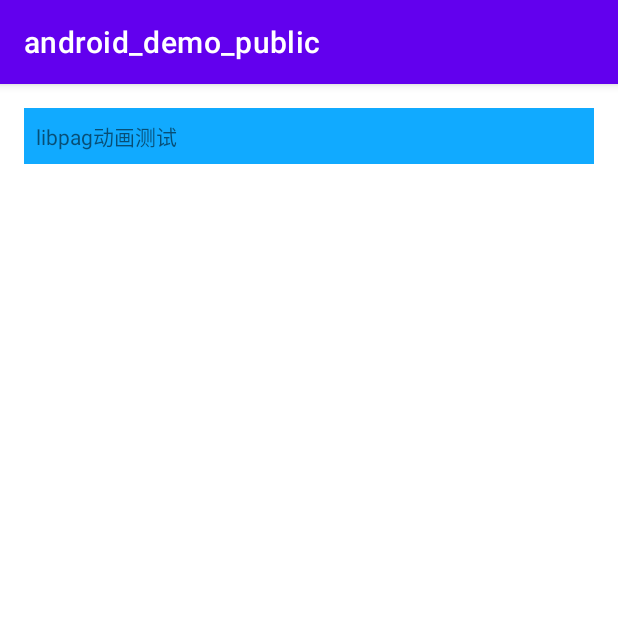
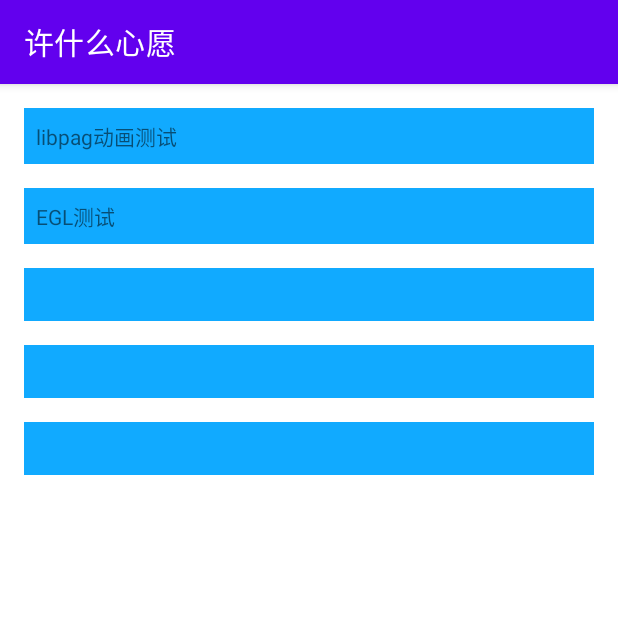
Before and after one commit to xudingqiang/android_demo_public, an Android app: the screen it shows after launch (MainActivity), on a phone screen of 412 x 824 dp, the top half of it. Run offline under Robolectric (Android 15) with nearby library versions, the phone set to English and light mode, and no system bars.

Commit message:
egl test

```diff
--- a/app/src/main/AndroidManifest.xml
+++ b/app/src/main/AndroidManifest.xml
@@ -11,6 +11,9 @@
         android:supportsRtl="true"
         android:theme="@style/Theme.Android_demo_public"
         tools:targetApi="31">
+        <activity
+            android:name=".activity.EglTestActivity"
+            android:exported="false" />
         <activity
             android:name=".activity.LibpagDemoActivity"
             android:exported="false" />
--- a/app/src/main/java/com/bella/android_demo_public/MainActivity.java
+++ b/app/src/main/java/com/bella/android_demo_public/MainActivity.java
@@ -7,6 +7,7 @@ import android.content.Intent;
 import android.os.Bundle;
 import android.widget.TextView;
 
+import com.bella.android_demo_public.activity.EglTestActivity;
 import com.bella.android_demo_public.activity.LibpagDemoActivity;
 
 public class MainActivity extends AppCompatActivity {
@@ -27,6 +28,12 @@ public class MainActivity extends AppCompatActivity {
         test1.setOnClickListener(view ->{
             startActivity(new Intent(context, LibpagDemoActivity.class));
         });
+
+        TextView test2 = findViewById(R.id.test2);
+        test2.setText("EGL测试");
+        test2.setOnClickListener(view ->{
+            startActivity(new Intent(context, EglTestActivity.class));
+        });
     }
 
 }
--- a/app/src/main/res/layout/activity_main.xml
+++ b/app/src/main/res/layout/activity_main.xml
@@ -11,7 +11,31 @@
         android:id="@+id/test1"
         style="@style/textStyle"
         android:layout_width="match_parent"
-        android:layout_height="wrap_content"
-        android:text="test1"/>
+        android:layout_height="wrap_content" />
+
+    <TextView
+        android:id="@+id/test2"
+        style="@style/textStyle"
+        android:layout_width="match_parent"
+        android:layout_height="wrap_content"/>
+
+    <TextView
+        android:id="@+id/test3"
+        style="@style/textStyle"
+        android:layout_width="match_parent"
+        android:layout_height="wrap_content"/>
+
+    <TextView
+        android:id="@+id/test4"
+        style="@style/textStyle"
+        android:layout_width="match_parent"
+        android:layout_height="wrap_content"/>
+
+
+    <TextView
+        android:id="@+id/test5"
+        style="@style/textStyle"
+        android:layout_width="match_parent"
+        android:layout_height="wrap_content"/>
 
 </LinearLayout>
--- a/app/src/main/res/values/strings.xml
+++ b/app/src/main/res/values/strings.xml
@@ -1,3 +1,3 @@
 <resources>
-    <string name="app_name">android_demo_public</string>
+    <string name="app_name">许什么心愿</string>
 </resources>
```
Also changed, not shown: app/src/main/java/com/bella/android_demo_public/activity/EglTestActivity.java (added, +33 -0 lines), app/src/main/java/com/bella/android_demo_public/view/MyGLRenderer.java (added, +88 -0 lines), app/src/main/java/com/bella/android_demo_public/view/MyGLSurfaceView.java (added, +16 -0 lines), app/src/main/res/layout/activity_egl_test.xml (added, +15 -0 lines), 1 other file.
